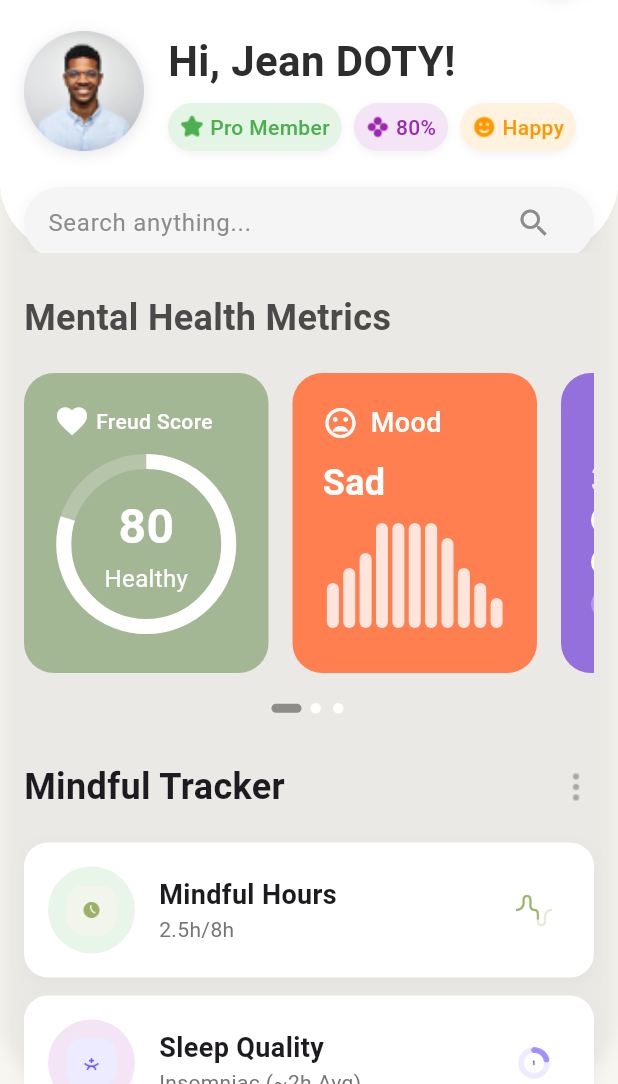
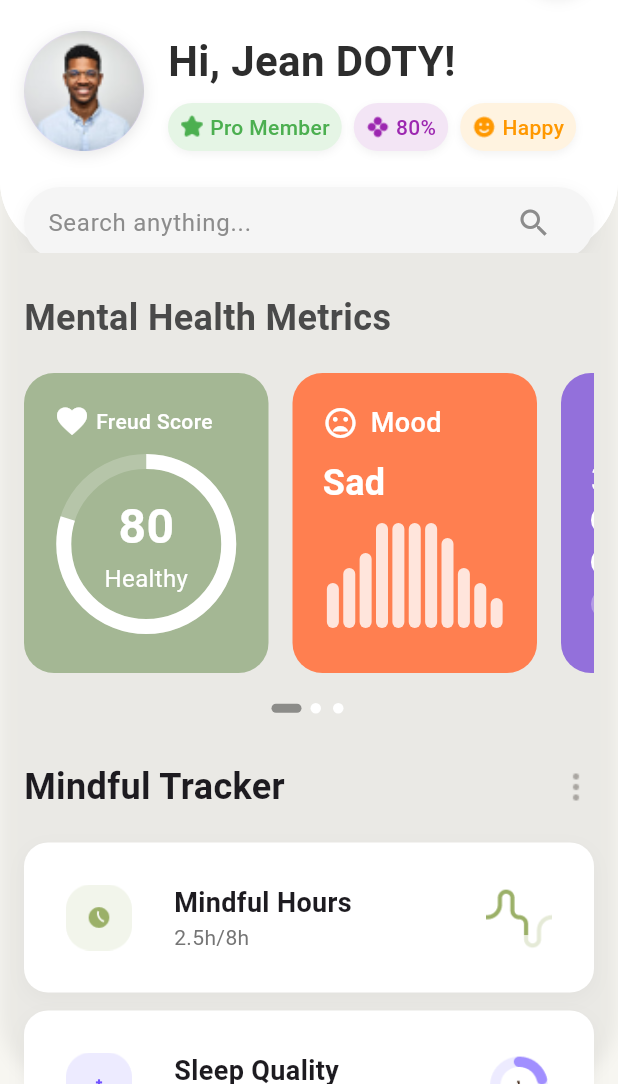
Before and after one commit to david123mbah/lafia, a Flutter app: the HomeScreen screen opened by its route, on a phone screen of 412 x 824 dp, the part 152-1236 px from its top. Run offline on Flutter 3.47's test engine with Material 3 defaults, Android fonts, the phone set to English and light mode, and no system bars; drawn by our look-alikes of percent_indicator; our stand-ins replace get.

Commit message:
homepage design fixed approutes and designed mindfull tracker

```diff
--- a/lib/pages/Profilepage.dart/profilepage.dart
+++ b/lib/pages/Profilepage.dart/profilepage.dart
@@ -1,4 +1,7 @@
 import 'package:flutter/material.dart';
+import 'package:get/get.dart';
+import 'package:get/get_core/src/get_main.dart';
+import 'package:lafia/routes/approutes.dart';
 import 'package:lafia/utils/apptext.dart';
 import 'package:lafia/utils/colors.dart';
 
@@ -111,7 +114,9 @@ class _ProfilePageState extends State<ProfilePage> {
             width: 44,
             height: 44,
           ),
-          onPressed: () => Navigator.pop(context),
+          onPressed: () {
+            Get.toNamed(TRoutes.HomeScreen);
+          },
         ),
         title: const Text(
           'Settings',
--- a/lib/pages/home/homepage.dart
+++ b/lib/pages/home/homepage.dart
@@ -49,6 +49,7 @@ class _HomeScreenState extends State<HomeScreen> {
               floating: false,
               pinned: true,
               elevation: 0,
+
               backgroundColor: Colors.white,
               shape: const RoundedRectangleBorder(
                 borderRadius: BorderRadius.only(
@@ -247,10 +248,10 @@ class _HomeScreenState extends State<HomeScreen> {
             const SliverToBoxAdapter(
               child: SizedBox(height: 10),
             ),
-            SliverToBoxAdapter(
+            const SliverToBoxAdapter(
               child: HealthMatrix(), // Add your HealthMatrix widget here
             ),
-             SliverToBoxAdapter(
+             const SliverToBoxAdapter(
               child:  MindFullTracker(), // Add your HealthMatrix widget here
             ),
           ],
--- a/lib/routes/approutes.dart
+++ b/lib/routes/approutes.dart
@@ -12,7 +12,7 @@ class TRoutes {
 
   // Onbording Routes application routes
   static const String HomeScreen = '/homeScreen';
-  static const String SecondOnboard = '/media';
+  static const String BottomNav = '/bottomnav';
 
   // Banner management
   static const String banners = '/banners';
--- a/lib/routes/routes.dart
+++ b/lib/routes/routes.dart
@@ -5,11 +5,13 @@ import 'package:lafia/pages/Welcome&%20Onboarding_Screen/getstarted_screen.dart'
 import 'package:lafia/pages/home/homepage.dart';
 import 'package:lafia/routes/approutes.dart';
 import 'package:lafia/routes/routeMiddleware.dart';
+import 'package:lafia/screens/bottomnav/Bottom_Navigator.dart';
 
 
 class TAppRoute {
   static final List<GetPage> pages = [
     GetPage(name: TRoutes.getstarted, page: () => const GetstartedScreen()),
-        GetPage(name: '/homeScreen', page: () => const HomeScreen())
+        GetPage(name:  TRoutes.HomeScreen, page: () => const HomeScreen()),
+         GetPage(name:  TRoutes.BottomNav, page: () => const BottomNavigator())
   ];
 }
--- a/lib/screens/login_page.dart
+++ b/lib/screens/login_page.dart
@@ -1,6 +1,9 @@
 import 'package:flutter/material.dart';
+import 'package:get/get.dart';
+import 'package:get/get_core/src/get_main.dart';
 import 'package:lafia/pages/Welcome&%20Onboarding_Screen/getstarted_screen.dart';
 import 'package:lafia/pages/home/homepage.dart';
+import 'package:lafia/routes/approutes.dart';
 import 'package:lafia/screens/bottomnav/Bottom_Navigator.dart';
 import 'package:lafia/utils/apptext.dart';
 import 'package:lafia/utils/colors.dart';
@@ -128,11 +131,7 @@ class _LoginPageState extends State<LoginPage> {
                     CustomButton(
                       text: "Sign-In",
                       onTap: () {
-                        Navigator.pushReplacement(
-                          context,
-                          MaterialPageRoute(
-                              builder: (context) => BottomNavigator()),
-                        );
+                        Get.toNamed(TRoutes.BottomNav);
                       },
                     ),
                     const SizedBox(height: 20),
--- a/lib/screens/registration_page.dart
+++ b/lib/screens/registration_page.dart
@@ -8,7 +8,7 @@ class CurvedPainter extends CustomPainter {
   @override
   void paint(Canvas canvas, Size size) {
     var paint = Paint()
-      ..color = Color(0xFFA4B794) // Use the appropriate color
+      ..color = const Color(0xFFA4B794) // Use the appropriate color
       ..style = PaintingStyle.fill;
 
     var path = Path();
--- a/lib/widgets/mindfulltracker.dart
+++ b/lib/widgets/mindfulltracker.dart
@@ -39,7 +39,6 @@ class _MindFullTrackerState extends State<MindFullTracker> {
             value: '2.5h/8h',
             leftImagePath: 'lib/assets/Images/Icon Container.png',
             rightImagePath: 'lib/assets/Images/Framehhjj.png',
-            color: Colors.green.shade50,
             onTap: () {
               // Add navigation logic
             },
@@ -49,7 +48,6 @@ class _MindFullTrackerState extends State<MindFullTracker> {
             value: 'Insomniac (~2h Avg)',
             leftImagePath: 'lib/assets/Images/mindicons/sleep.png',
             rightImagePath: 'lib/assets/Images/mindicons/sleeptime.png',
-            color: Colors.purple.shade50,
             onTap: () {
               // Add navigation logic
             },
@@ -59,7 +57,6 @@ class _MindFullTrackerState extends State<MindFullTracker> {
             value: '64 Day Streak',
             leftImagePath: 'lib/assets/Images/mindicons/dbbbc.png',
             rightImagePath: 'lib/assets/Images/mindicons/vcvcv.png',
-            color: Colors.orange.shade50,
             trailing: _buildStreakDots(),
             onTap: () {
               // Add navigation logic
@@ -107,7 +104,6 @@ class _MindFullTrackerState extends State<MindFullTracker> {
     required String value,
     required String leftImagePath,
     required String rightImagePath,
-    required Color color,
     required VoidCallback onTap,
     Widget? trailing,
   }) {
@@ -134,13 +130,13 @@ class _MindFullTrackerState extends State<MindFullTracker> {
               Container(
                 padding: const EdgeInsets.all(12),
                 decoration: BoxDecoration(
-                  color: color,
                   shape: BoxShape.circle,
                 ),
                 child: Image.asset(
                   leftImagePath,
-                  width: 34,
-                  height: 34,
+                  width: 44,
+                  height: 44,
+                  fit: BoxFit.cover,
                 ),
               ),
               const SizedBox(width: 16),
@@ -172,8 +168,8 @@ class _MindFullTrackerState extends State<MindFullTracker> {
                   padding: const EdgeInsets.all(12),
                   child: Image.asset(
                     rightImagePath,
-                    width: 24,
-                    height: 24,
+                    width: 44,
+                    height: 44,
                   ),
                 ),
             ],
@@ -216,7 +212,6 @@ class _MindFullTrackerState extends State<MindFullTracker> {
       value: 'Level 3 (Normal)',
       leftImagePath: 'lib/assets/Images/mindicons/davidjjv.png',
       rightImagePath: 'lib/assets/Images/stress_right.png',
-      color: Colors.yellow.shade50,
       onTap: onTap,
       trailing: Row(
         children: [
@@ -251,7 +246,6 @@ class _MindFullTrackerState extends State<MindFullTracker> {
       value: '',
       leftImagePath: 'lib/assets/Images/mindicons/nem.png',
       rightImagePath: 'lib/assets/Images/mood_right.png',
-      color: Colors.grey.shade50,
       onTap: onTap,
       trailing: Row(
         children: [
```
